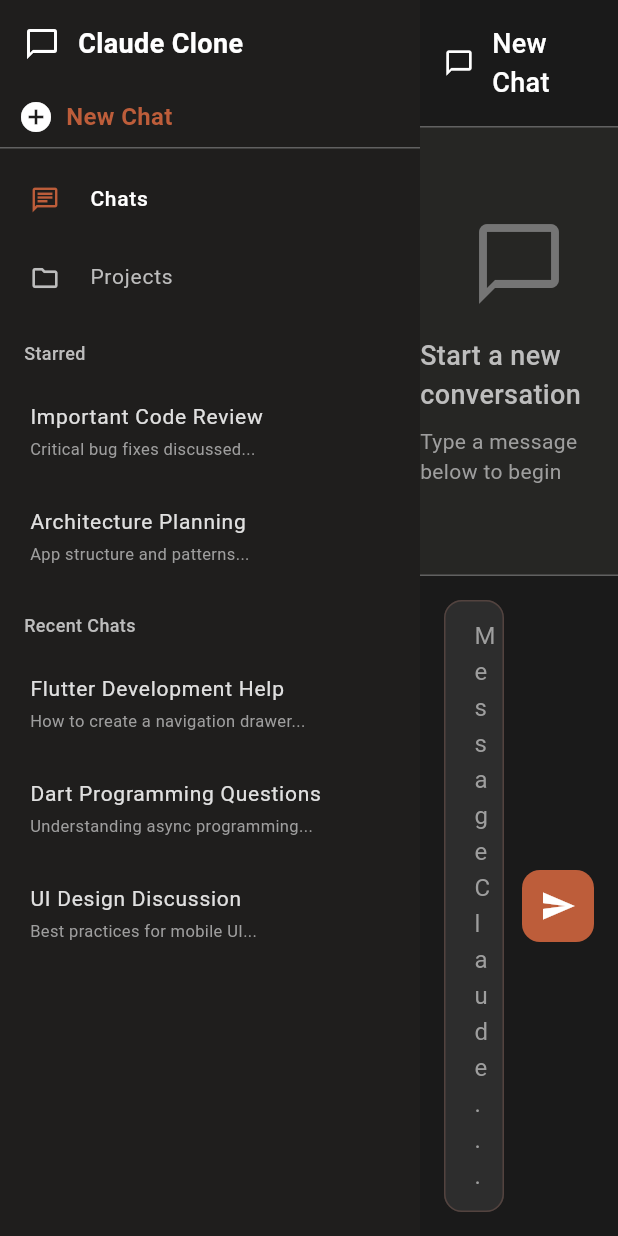
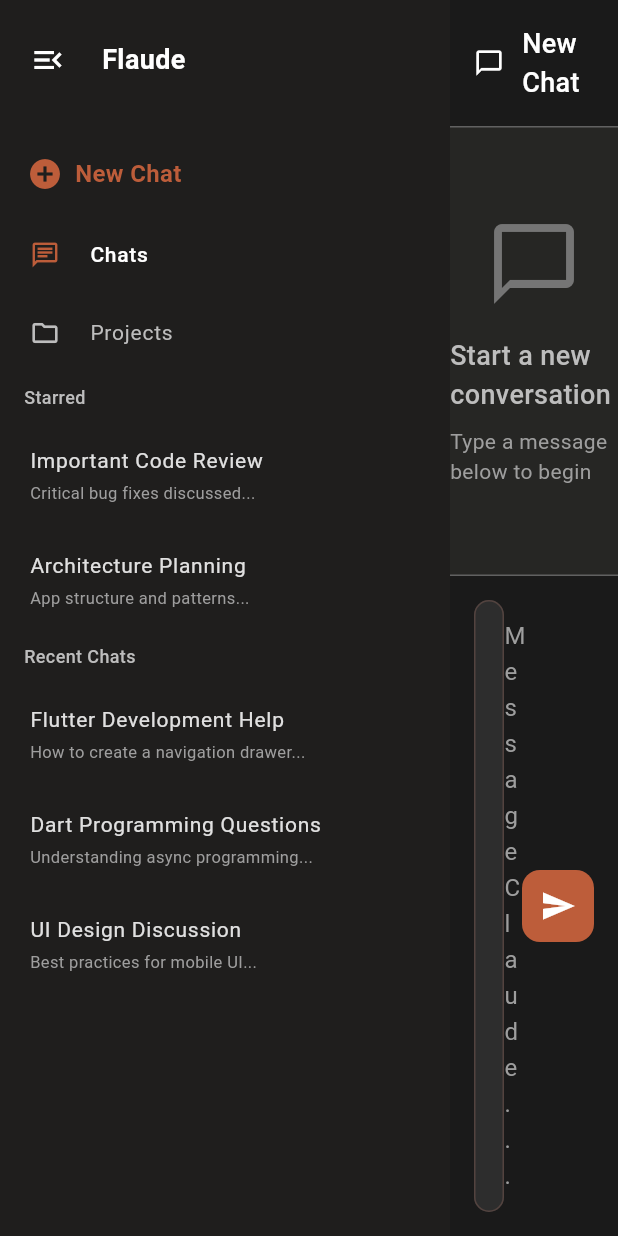
Before and after one commit to ratiebareeng/flaude, a Flutter app: the screen it shows after launch, on a phone screen of 412 x 824 dp. Run offline on Flutter 3.47's test engine with Material 3 defaults, Android fonts, the light colour scheme and no system bars; our stand-ins replace file_picker, firebase_core, google_fonts, shared_preferences; accounts and stored records are empty.

Commit message:
Update drawer

```diff
--- a/lib/main.dart
+++ b/lib/main.dart
@@ -22,6 +22,7 @@
 }
 
 class MainScreenState extends State<MainScreen> {
+  double drawerWidth = 300; // Width of the left navigation drawer
   String _currentView = 'chat'; // 'chat', 'projects', 'new_chat'
   String? _selectedChatId;
   bool _showArtifactDetail = false;
@@ -58,6 +59,8 @@
       'preview': 'App structure and patterns...'
     },
   ];
+
+  bool get drawerIsOpen => drawerWidth == 300;
 
   @override
   Widget build(BuildContext context) {
@@ -263,19 +266,36 @@
 
   Widget _buildNavigationDrawer() {
     return Container(
-      width: 280,
+      width: drawerWidth.toDouble(),
       color: Color(0xFF1F1E1D),
       child: Column(
         children: [
           // Header
           Container(
-            padding: EdgeInsets.all(16),
+            padding: EdgeInsets.only(
+                top: 16,
+                bottom: 32,
+                right: drawerIsOpen ? 16 : 8,
+                left: drawerIsOpen ? 8 : 8),
             child: Row(
               children: [
-                Icon(Icons.chat_bubble_outline, color: Colors.white, size: 24),
+                IconButton(
+                  onPressed: () {
+                    setState(() {
+                      drawerWidth = drawerWidth == 300 ? 60 : 300;
+                    });
+                  },
+                  icon: Icon(
+                      drawerIsOpen
+                          ? Icons.menu_open_outlined
+                          : Icons.menu_outlined,
+                      color: Colors.white,
+                      size: 24),
+                ),
+                if (drawerIsOpen) ...[
                   SizedBox(width: 12),
                   Text(
-                  'Claude Clone',
+                    'Flaude',
                     style: TextStyle(
                       color: Colors.white,
                       fontSize: 18,
@@ -283,22 +303,24 @@
                     ),
                   ),
                 ],
+              ],
             ),
           ),
 
           // New Chat Button
           Container(
-            margin: EdgeInsets.symmetric(horizontal: 12, vertical: 8),
-            child: SizedBox(
-              width: double.infinity,
-              child: GestureDetector(
+            padding: EdgeInsets.symmetric(horizontal: 18, vertical: 8),
+            child: drawerIsOpen
+                ? GestureDetector(
                     onTap: () => _handleNavigation('new_chat'),
                     child: Row(
                       children: [
-                    Icon(Icons.add_circle, size: 24),
-                    SizedBox(
-                      width: 8,
+                        Icon(
+                          Icons.add_circle,
+                          color: Theme.of(context).colorScheme.primary,
+                          size: 24,
                         ),
+                        SizedBox(width: 8),
                         Text(
                           'New Chat',
                           style: TextStyle(
@@ -309,11 +331,28 @@
                         ),
                       ],
                     ),
+                  )
+                : Container(
+                    height: 25,
+                    decoration: BoxDecoration(
+                      borderRadius: BorderRadius.circular(8),
+                    ),
+                    child: Material(
+                      color: Colors.transparent,
+                      child: InkWell(
+                        onTap: () => _handleNavigation('new_chat'),
+                        borderRadius: BorderRadius.circular(8),
+                        child: Center(
+                          child: Icon(
+                            Icons.add_circle,
+                            color: Theme.of(context).colorScheme.primary,
+                            size: 24,
                           ),
                         ),
                       ),
-
-          Divider(color: Colors.grey[700], height: 1),
+                    ),
+                  ),
+          ),
 
           // Navigation Items
           Expanded(
@@ -332,11 +371,11 @@
                   isSelected: _currentView == 'projects',
                   onTap: () => _handleNavigation('projects'),
                 ),
-
+                if (drawerIsOpen) ...[
                   // Starred Chats Section
                   if (_starredChats.isNotEmpty) ...[
                     Padding(
-                    padding: EdgeInsets.fromLTRB(16, 16, 16, 8),
+                      padding: EdgeInsets.fromLTRB(16, 8, 16, 8),
                       child: Text(
                         'Starred',
                         style: TextStyle(
@@ -354,7 +393,7 @@
 
                   // Recent Chats Section
                   Padding(
-                  padding: EdgeInsets.fromLTRB(16, 16, 16, 8),
+                    padding: EdgeInsets.fromLTRB(16, 8, 16, 8),
                     child: Text(
                       'Recent Chats',
                       style: TextStyle(
@@ -365,6 +404,7 @@
                     ),
                   ),
                   ..._recentChats.map((chat) => _buildChatItem(chat: chat)),
+                ],
               ],
             ),
           ),
@@ -381,7 +421,8 @@
   }) {
     return Container(
       margin: EdgeInsets.symmetric(horizontal: 8, vertical: 2),
-      child: ListTile(
+      child: drawerIsOpen
+          ? ListTile(
               leading: Icon(
                 icon,
                 color: isSelected ? Color(0xffbd5d3a) : Colors.grey[400],
@@ -403,6 +444,27 @@
               onTap: onTap,
               dense: true,
               contentPadding: EdgeInsets.symmetric(horizontal: 12, vertical: 0),
+            )
+          : Container(
+              height: 40,
+              decoration: BoxDecoration(
+                color: isSelected ? Color(0xFF2d2d2d) : null,
+                borderRadius: BorderRadius.circular(8),
+              ),
+              child: Material(
+                color: Colors.transparent,
+                child: InkWell(
+                  onTap: onTap,
+                  borderRadius: BorderRadius.circular(8),
+                  child: Center(
+                    child: Icon(
+                      icon,
+                      color: isSelected ? Color(0xffbd5d3a) : Colors.grey[400],
+                      size: 20,
+                    ),
+                  ),
+                ),
+              ),
             ),
     );
   }
```
Lines whose indentation alone changed are shown as unchanged.
